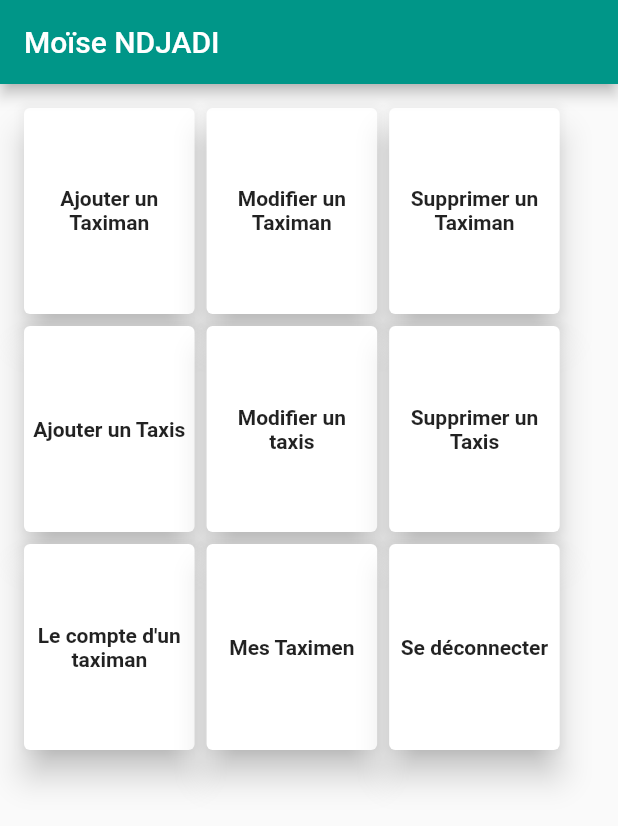
After one commit to mno05/taxis, a Flutter app: the GestionnaireLocale screen opened directly, on a phone screen of 412 x 824 dp. The commit adds this screen. Shown: the top 826 px of the screen. Run offline on Flutter 3.47's test engine with Material 2 defaults, Android fonts, the phone set to English and light mode, and no system bars; our stand-ins replace animated_splash_screen.

Commit message:
Gestionnaire Loacl

```diff
--- a/lib/Vue/Auth/GestionnaireLog.dart
+++ b/lib/Vue/Auth/GestionnaireLog.dart
@@ -1,4 +1,5 @@
 import 'package:flutter/material.dart';
+import 'package:taxis/Vue/Local/GestionnaireLocal.dart';
 import 'package:taxis/Vue/Widgets/ButtonC.dart';
 import 'package:taxis/Vue/Widgets/TextFieldC.dart';
 
@@ -55,7 +56,7 @@ class _GestionnaireLogState extends State<GestionnaireLog> {
                     text: "Se connecter",
                     onPressed: () {
                       if (_key.currentState!.validate()) {
-                        print("C bon");
+                        Navigator.pushReplacement(context, MaterialPageRoute(builder: (context) => GestionnaireLocale(),));
                       }
                     },
                   )
--- a/lib/Vue/HomePage.dart
+++ b/lib/Vue/HomePage.dart
@@ -16,7 +16,7 @@ class _HomePageState extends State<HomePage> {
     double w = MediaQuery.of(context).size.width;
 
     return Scaffold(
-      backgroundColor: Colors.teal.shade300,
+      backgroundColor: Colors.white,
       body: Container(
         height: h,
         width: w,
@@ -43,9 +43,9 @@ class _HomePageState extends State<HomePage> {
               ],
               onChanged: (value) {
                 switch(value){
-                  case "Taximan" : Navigator.push(context, MaterialPageRoute(builder: (context) => TaximanLog(),));
+                  case "Taximan" : Navigator.pushReplacement(context, MaterialPageRoute(builder: (context) => TaximanLog(),));
                   break;
-                  case "Gestionnaire" : Navigator.push(context, MaterialPageRoute(builder: (context) => GestionnaireLog(),));
+                  case "Gestionnaire" : Navigator.pushReplacement(context, MaterialPageRoute(builder: (context) => GestionnaireLog(),));
                   break;
                 }
               },
--- /dev/null
+++ b/lib/Vue/Local/GestionnaireLocal.dart
@@ -0,0 +1,69 @@
+import 'package:flutter/material.dart';
+import 'package:taxis/Vue/Widgets/ActionContainer.dart';
+
+class GestionnaireLocale extends StatefulWidget {
+  const GestionnaireLocale({super.key});
+
+  @override
+  State<GestionnaireLocale> createState() => _GestionnaireLocaleState();
+}
+
+class _GestionnaireLocaleState extends State<GestionnaireLocale> {
+  @override
+  Widget build(BuildContext context) {
+    double h = MediaQuery.of(context).size.height;
+    double w = MediaQuery.of(context).size.width;
+    return Scaffold(
+      appBar: AppBar(
+        title: Text("Moïse NDJADI"),
+      ),
+      body: Padding(
+        padding: const EdgeInsets.all(12.0),
+        child: Container(
+          height: h,
+          width: w,
+          child: Wrap(
+            children: [
+              ActionConatainer(
+                text: "Ajouter un Taximan",
+                onPressed: () {},
+              ),
+              ActionConatainer(
+                text: "Modifier un Taximan",
+                onPressed: () {},
+              ),
+              ActionConatainer(
+                text: "Supprimer un Taximan",
+                onPressed: () {},
+              ),
+                            ActionConatainer(
+                text: "Ajouter un Taxis",
+                onPressed: () {},
+              ),
+                            ActionConatainer(
+                text: "Modifier un taxis",
+                onPressed: () {},
+              ),
+                            ActionConatainer(
+                text: "Supprimer un Taxis",
+                onPressed: () {},
+              ),
+                            ActionConatainer(
+                text: "Le compte d'un taximan",
+                onPressed: () {},
+              ),
+                            ActionConatainer(
+                text: "Mes Taximen",
+                onPressed: () {},
+              ),
+                            ActionConatainer(
+                text: "Se déconnecter",
+                onPressed: () {},
+              ),
+            ],
+          ),
+        ),
+      ),
+    );
+  }
+}
--- /dev/null
+++ b/lib/Vue/Widgets/ActionContainer.dart
@@ -0,0 +1,39 @@
+import 'package:flutter/material.dart';
+
+class ActionConatainer extends StatelessWidget {
+  final String text;
+  final void Function() onPressed;
+  const ActionConatainer({
+    super.key,
+    required this.text,
+    required this.onPressed,
+  });
+  @override
+  Widget build(BuildContext context) {
+    double h = MediaQuery.of(context).size.height;
+    double w = MediaQuery.of(context).size.width;
+    return InkWell(
+      onTap: onPressed,
+      child: Card(
+        elevation: 9,
+        child: Container(
+          height: h / 6,
+          width: w / 4,
+          margin: EdgeInsets.only(left: w * 0.013, right: w * 0.013),
+          decoration: BoxDecoration(
+            borderRadius: BorderRadius.all(Radius.circular(20)),
+            color: Colors.white,
+          ),
+          child: Center(
+            child: Text(
+              text,
+              maxLines: 2,
+              textAlign: TextAlign.center,
+              style: TextStyle(fontWeight: FontWeight.bold),
+            ),
+          ),
+        ),
+      ),
+    );
+  }
+}
```
